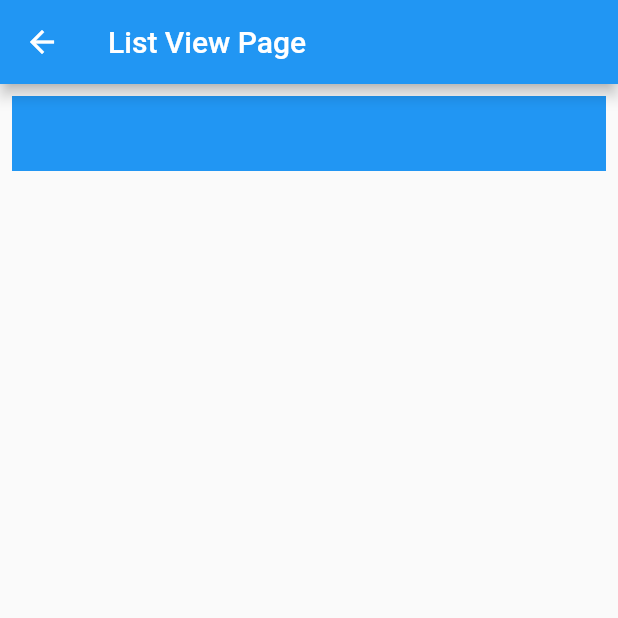
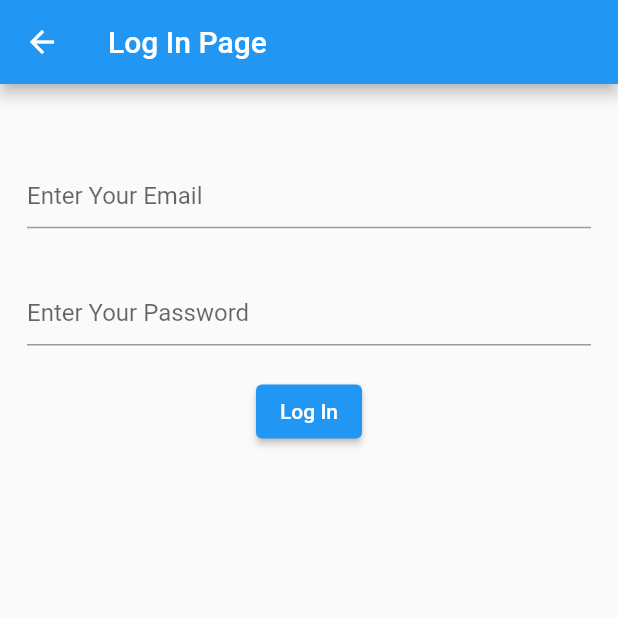
Before and after one commit to ttcapp/dipto, a Flutter app: the screen it shows after launch, after a tap on "Go To Sing In", on a phone screen of 412 x 824 dp, the top half of it. Run offline on Flutter 3.47's test engine with Material 2 defaults, Android fonts, the phone set to English and light mode, and no system bars; missing offline and left inert: slide_drawer; network calls fail.

Commit message:
8nov,log in page

```diff
--- /dev/null
+++ b/lib/log_in.dart
@@ -0,0 +1,79 @@
+import 'package:flutter/material.dart';
+
+String _email= "dkdipto6@gmail.com";
+String _password= "1234";
+final _formKey=GlobalKey<FormState>();
+
+
+class LogIn extends StatefulWidget {
+  const LogIn({Key? key}) : super(key: key);
+
+  @override
+  _LogInState createState() => _LogInState();
+}
+
+class _LogInState extends State<LogIn> {
+  @override
+  Widget build(BuildContext context) {
+    return Scaffold(
+      appBar: AppBar(
+        title: Text("Log In Page"),
+      ),
+      body: Padding(
+        padding: const EdgeInsets.all(18.0),
+        child: Form(
+          key: _formKey,
+          child: Column(
+            children: [
+              SizedBox(height: 26,),
+              TextFormField(
+                validator: (text){
+                  if(text==null || text.isEmpty){
+                    return"This field is empty";
+                  }
+                },
+                cursorColor: Colors.black,
+                decoration: InputDecoration(
+                  suffix: Icon(Icons.email),
+                  hintText: "Enter Your Email",
+                  focusedBorder: OutlineInputBorder(
+                    borderRadius: BorderRadius.circular(8),
+                    borderSide: BorderSide(color: Colors.black),
+                  ),
+                ),
+              ),
+              SizedBox(height: 26,),
+              TextFormField(
+                validator: (text){
+                  if(text==null || text.isEmpty){
+                    return"This field is empty";
+                  }
+                },
+                obscureText: true,
+                cursorColor: Colors.black,
+                decoration: InputDecoration(
+                  suffix: Icon(Icons.remove_red_eye_rounded),
+                  hintText: "Enter Your Password",
+                  focusedBorder: OutlineInputBorder(
+                    borderRadius: BorderRadius.circular(8),
+                    borderSide: BorderSide(color: Colors.black),
+                  ),
+                ),
+              ),
+              SizedBox(
+                height: 20,
+              ),
+              ElevatedButton(
+                  onPressed: (){
+                    _formKey.currentState!.validate();
+
+                  },
+                  child: Text("Log In")
+              )
+            ],
+          ),
+        ),
+      ),
+    );
+  }
+}
--- a/lib/main.dart
+++ b/lib/main.dart
@@ -1,5 +1,6 @@
 import 'package:dipto/demo_page.dart';
 import 'package:dipto/list_page.dart';
+import 'package:dipto/log_in.dart';
 import 'package:flutter/cupertino.dart';
 import 'package:flutter/material.dart';
 import 'package:slide_drawer/slide_drawer.dart';
@@ -68,7 +69,7 @@ class _HomePageState extends State<HomePage> {
             ElevatedButton(
                 onPressed: (){
                   Navigator.push(context,
-                      MaterialPageRoute(builder: (context)=>ListPage()));
+                      MaterialPageRoute(builder: (context)=>LogIn()));
                 },
                 child: Text("Go To Sing In")),
             Container(
```
Also changed, not shown: lib/list_page.dart (+4 -4 lines), lib/sign_up.dart (added, +79 -0 lines).
